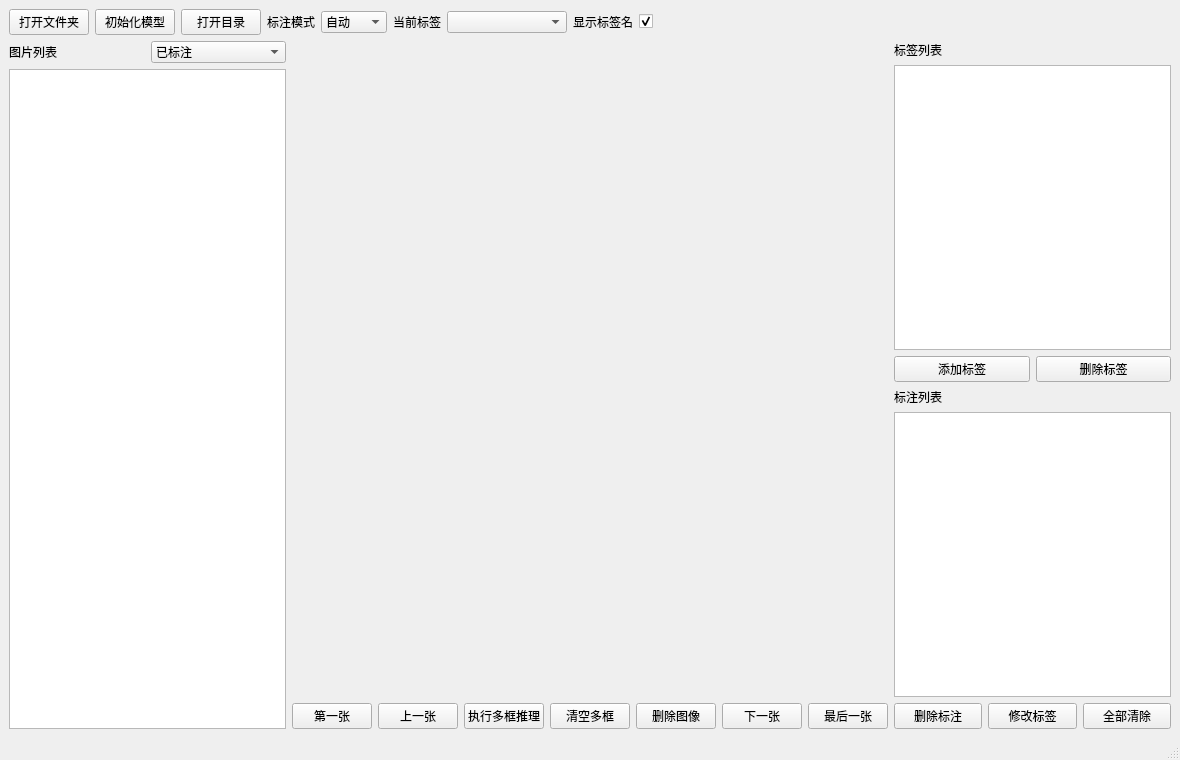
First picture: the form in VisionAIFlowApp/AnnoForms/SemiAutoAnnoForm/app/MainWindow.ui, repository HaiwenMeng/VisionAIFlowV1, before the edit.
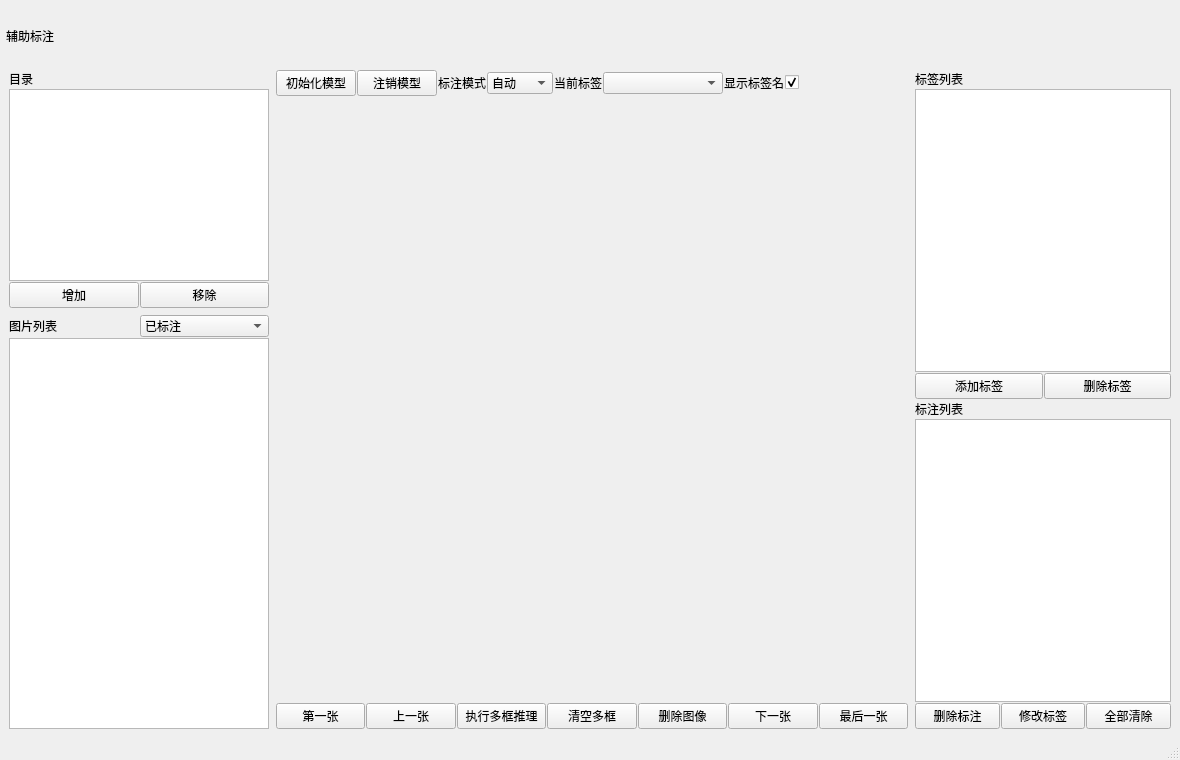
Second picture: the form after the edit. Custom widgets are drawn as their Qt base class.

```diff
--- a/VisionAIFlowApp/AnnoForms/SemiAutoAnnoForm/app/MainWindow.ui
+++ b/VisionAIFlowApp/AnnoForms/SemiAutoAnnoForm/app/MainWindow.ui
@@ -14,40 +14,141 @@
    <string>颖图半自动标注软件</string>
   </property>
   <widget class="QWidget" name="centralWidget">
-   <layout class="QGridLayout" name="gridLayout_4">
+   <layout class="QGridLayout" name="gridLayout_6">
+    <property name="leftMargin">
+     <number>3</number>
+    </property>
+    <property name="topMargin">
+     <number>3</number>
+    </property>
+    <property name="rightMargin">
+     <number>3</number>
+    </property>
+    <property name="bottomMargin">
+     <number>3</number>
+    </property>
+    <property name="spacing">
+     <number>1</number>
+    </property>
     <item row="0" column="0">
-     <layout class="QGridLayout" name="gridLayout_3">
+     <layout class="QGridLayout" name="gridLayout_5" columnstretch="0,20,0">
+      <property name="leftMargin">
+       <number>3</number>
+      </property>
+      <property name="topMargin">
+       <number>3</number>
+      </property>
+      <property name="rightMargin">
+       <number>3</number>
+      </property>
+      <property name="bottomMargin">
+       <number>3</number>
+      </property>
       <item row="0" column="0" colspan="3">
-       <layout class="QHBoxLayout" name="toolbarRow">
-        <item>
-         <widget class="QPushButton" name="openFolderButton">
+       <widget class="QLabel" name="LB_Title">
+        <property name="minimumSize">
+         <size>
+          <width>0</width>
+          <height>60</height>
+         </size>
+        </property>
+        <property name="maximumSize">
+         <size>
+          <width>16777215</width>
+          <height>60</height>
+         </size>
+        </property>
+        <property name="styleSheet">
+         <string notr="true">font: 18pt &quot;微软雅黑&quot;;</string>
+        </property>
+        <property name="text">
+         <string>辅助标注</string>
+        </property>
+       </widget>
+      </item>
+      <item row="1" column="0" rowspan="2">
+       <layout class="QGridLayout" name="gridLayout_3">
+        <property name="leftMargin">
+         <number>3</number>
+        </property>
+        <property name="topMargin">
+         <number>3</number>
+        </property>
+        <property name="rightMargin">
+         <number>3</number>
+        </property>
+        <property name="bottomMargin">
+         <number>3</number>
+        </property>
+        <item row="1" column="0" colspan="2">
+         <widget class="QListWidget" name="LW_DataSheet">
+          <property name="minimumSize">
+           <size>
+            <width>150</width>
+            <height>72</height>
+           </size>
+          </property>
+         </widget>
+        </item>
+        <item row="2" column="0">
+         <widget class="QPushButton" name="PB_AddLab">
           <property name="text">
-           <string>打开文件夹</string>
+           <string>增加</string>
           </property>
          </widget>
         </item>
-        <item>
+        <item row="2" column="1">
+         <widget class="QPushButton" name="PB_RemoveLab">
+          <property name="text">
+           <string>移除</string>
+          </property>
+         </widget>
+        </item>
+        <item row="0" column="0">
+         <widget class="QLabel" name="label_5">
+          <property name="text">
+           <string>目录</string>
+          </property>
+         </widget>
+        </item>
+       </layout>
+      </item>
+      <item row="1" column="1">
+       <layout class="QGridLayout" name="gridLayout_4">
+        <property name="leftMargin">
+         <number>3</number>
+        </property>
+        <property name="topMargin">
+         <number>3</number>
+        </property>
+        <property name="rightMargin">
+         <number>3</number>
+        </property>
+        <property name="bottomMargin">
+         <number>3</number>
+        </property>
+        <item row="0" column="0">
          <widget class="QPushButton" name="initButton">
           <property name="text">
            <string>初始化模型</string>
           </property>
          </widget>
         </item>
-        <item>
-         <widget class="QPushButton" name="pushButton_5">
+        <item row="0" column="1">
+         <widget class="QPushButton" name="pushButton_DeletModel">
           <property name="text">
-           <string>打开目录</string>
+           <string>注销模型</string>
           </property>
          </widget>
         </item>
-        <item>
+        <item row="0" column="2">
          <widget class="QLabel" name="label_3">
           <property name="text">
            <string>标注模式</string>
           </property>
          </widget>
         </item>
-        <item>
+        <item row="0" column="3">
          <widget class="QComboBox" name="comboBox_AnnoMode">
           <item>
            <property name="text">
@@ -71,14 +172,14 @@
           </item>
          </widget>
         </item>
-        <item>
+        <item row="0" column="4">
          <widget class="QLabel" name="label">
           <property name="text">
            <string>当前标签</string>
           </property>
          </widget>
         </item>
-        <item>
+        <item row="0" column="5">
          <widget class="QComboBox" name="comboBox_CurrentLabel">
           <property name="minimumSize">
            <size>
@@ -88,14 +189,14 @@
           </property>
          </widget>
         </item>
-        <item>
+        <item row="0" column="6">
          <widget class="QLabel" name="label_4">
           <property name="text">
            <string>显示标签名</string>
           </property>
          </widget>
         </item>
-        <item>
+        <item row="0" column="7">
          <widget class="QCheckBox" name="checkBox_HideLabel">
           <property name="text">
            <string/>
@@ -105,7 +206,7 @@
           </property>
          </widget>
         </item>
-        <item>
+        <item row="0" column="8">
          <spacer name="toolbarSpacer">
           <property name="orientation">
            <enum>Qt::Horizontal</enum>
@@ -120,52 +221,99 @@
         </item>
        </layout>
       </item>
-      <item row="1" column="0">
-       <layout class="QGridLayout" name="gridLayout_2">
-        <item row="0" column="0">
-         <layout class="QHBoxLayout" name="horizontalLayout">
+      <item row="1" column="2" rowspan="3">
+       <layout class="QVBoxLayout" name="rightLayout">
+        <property name="leftMargin">
+         <number>3</number>
+        </property>
+        <property name="topMargin">
+         <number>3</number>
+        </property>
+        <property name="rightMargin">
+         <number>3</number>
+        </property>
+        <property name="bottomMargin">
+         <number>3</number>
+        </property>
+        <item>
+         <widget class="QLabel" name="labelTitle">
+          <property name="text">
+           <string>标签列表</string>
+          </property>
+         </widget>
+        </item>
+        <item>
+         <widget class="QListWidget" name="labelList"/>
+        </item>
+        <item>
+         <layout class="QHBoxLayout" name="labelButtonRow">
           <item>
-           <widget class="QLabel" name="label_2">
+           <widget class="QPushButton" name="addLabelButton">
             <property name="text">
-             <string>图片列表</string>
+             <string>添加标签</string>
             </property>
            </widget>
           </item>
           <item>
-           <widget class="QComboBox" name="comboBox_selectImg">
-            <item>
-             <property name="text">
-              <string>已标注</string>
-             </property>
-            </item>
-            <item>
-             <property name="text">
-              <string>未标注</string>
-             </property>
-            </item>
-            <item>
-             <property name="text">
-              <string>含当前标签</string>
-             </property>
-            </item>
+           <widget class="QPushButton" name="deleteLabelButton">
+            <property name="text">
+             <string>删除标签</string>
+            </property>
            </widget>
           </item>
          </layout>
         </item>
-        <item row="1" column="0">
-         <widget class="QListWidget" name="imageList">
-          <property name="minimumSize">
-           <size>
-            <width>260</width>
-            <height>0</height>
-           </size>
+        <item>
+         <widget class="QLabel" name="annTitle">
+          <property name="text">
+           <string>标注列表</string>
           </property>
          </widget>
         </item>
+        <item>
+         <widget class="QListWidget" name="annotationList"/>
+        </item>
+        <item>
+         <layout class="QHBoxLayout" name="annButtonRow">
+          <item>
+           <widget class="QPushButton" name="deleteAnnotationButton">
+            <property name="text">
+             <string>删除标注</string>
+            </property>
+           </widget>
+          </item>
+          <item>
+           <widget class="QPushButton" name="fixAnnotationButton">
+            <property name="text">
+             <string>修改标签</string>
+            </property>
+           </widget>
+          </item>
+          <item>
+           <widget class="QPushButton" name="pushButton_clearAllAnno">
+            <property name="text">
+             <string>全部清除</string>
+            </property>
+           </widget>
+          </item>
+         </layout>
+        </item>
        </layout>
       </item>
-      <item row="1" column="1">
+      <item row="2" column="1" rowspan="2">
        <layout class="QGridLayout" name="gridLayout">
+        <property name="leftMargin">
+         <number>3</number>
+        </property>
+        <property name="topMargin">
+         <number>3</number>
+        </property>
+        <property name="rightMargin">
+         <number>3</number>
+        </property>
+        <property name="bottomMargin">
+         <number>3</number>
+        </property>
         <item row="1" column="2">
          <widget class="QPushButton" name="pushButton_InferByRects">
           <property name="text">
@@ -224,71 +372,60 @@
         </item>
        </layout>
       </item>
-      <item row="1" column="2">
-       <layout class="QVBoxLayout" name="rightLayout">
-        <item>
-         <widget class="QLabel" name="labelTitle">
-          <property name="text">
-           <string>标签列表</string>
-          </property>
-         </widget>
-        </item>
-        <item>
-         <widget class="QListWidget" name="labelList"/>
-        </item>
-        <item>
-         <layout class="QHBoxLayout" name="labelButtonRow">
+      <item row="3" column="0">
+       <layout class="QGridLayout" name="gridLayout_2">
+        <property name="leftMargin">
+         <number>3</number>
+        </property>
+        <property name="topMargin">
+         <number>3</number>
+        </property>
+        <property name="rightMargin">
+         <number>3</number>
+        </property>
+        <property name="bottomMargin">
+         <number>3</number>
+        </property>
+        <item row="0" column="0">
+         <layout class="QHBoxLayout" name="horizontalLayout">
           <item>
-           <widget class="QPushButton" name="addLabelButton">
+           <widget class="QLabel" name="label_2">
             <property name="text">
-             <string>添加标签</string>
+             <string>图片列表</string>
             </property>
            </widget>
           </item>
           <item>
-           <widget class="QPushButton" name="deleteLabelButton">
-            <property name="text">
-             <string>删除标签</string>
-            </property>
+           <widget class="QComboBox" name="comboBox_selectImg">
+            <item>
+             <property name="text">
+              <string>已标注</string>
+             </property>
+            </item>
+            <item>
+             <property name="text">
+              <string>未标注</string>
+             </property>
+            </item>
+            <item>
+             <property name="text">
+              <string>含当前标签</string>
+             </property>
+            </item>
            </widget>
           </item>
          </layout>
         </item>
-        <item>
-         <widget class="QLabel" name="annTitle">
-          <property name="text">
-           <string>标注列表</string>
+        <item row="1" column="0">
+         <widget class="QListWidget" name="imageList">
+          <property name="minimumSize">
+           <size>
+            <width>260</width>
+            <height>0</height>
+           </size>
           </property>
          </widget>
         </item>
-        <item>
-         <widget class="QListWidget" name="annotationList"/>
-        </item>
-        <item>
-         <layout class="QHBoxLayout" name="annButtonRow">
-          <item>
-           <widget class="QPushButton" name="deleteAnnotationButton">
-            <property name="text">
-             <string>删除标注</string>
-            </property>
-           </widget>
-          </item>
-          <item>
-           <widget class="QPushButton" name="fixAnnotationButton">
-            <property name="text">
-             <string>修改标签</string>
-            </property>
-           </widget>
-          </item>
-          <item>
-           <widget class="QPushButton" name="pushButton_clearAllAnno">
-            <property name="text">
-             <string>全部清除</string>
-            </property>
-           </widget>
-          </item>
-         </layout>
-        </item>
        </layout>
       </item>
      </layout>
```
Left out of the diff: 2 changed lines with no effect on the pictures.
